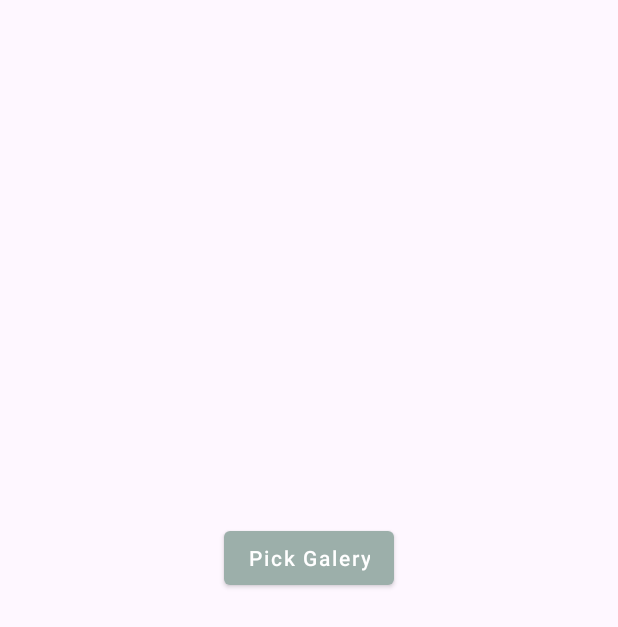
After one commit to dimdimasdim/Training-Android-Action-Bar-Multimedia, an Android app: the GalleryActivity screen opened directly, with no data from a screen before it, on a phone screen of 412 x 824 dp. The commit adds this screen. Shown: the top 627 px of the screen. Run offline under Robolectric (Android 15) with nearby library versions, the phone set to English and light mode, and no system bars; pictures from the network do not load.

Commit message:
feat: create logic for pick image from gallery

```diff
--- /dev/null
+++ b/app/src/main/java/com/dimas/actionbarmultimedia/screen/GalleryActivity.kt
@@ -0,0 +1,69 @@
+package com.dimas.actionbarmultimedia.screen
+
+import android.Manifest
+import android.net.Uri
+import android.os.Bundle
+import android.util.Log
+import android.widget.Toast
+import androidx.activity.result.PickVisualMediaRequest
+import androidx.activity.result.contract.ActivityResultContracts
+import androidx.activity.result.contract.ActivityResultContracts.*
+import androidx.activity.result.contract.ActivityResultContracts.PickVisualMedia.ImageOnly
+import androidx.appcompat.app.AppCompatActivity
+import com.dimas.actionbarmultimedia.databinding.ActivityGaleryBinding
+import com.dimas.actionbarmultimedia.utils.getFile
+
+
+class GalleryActivity : AppCompatActivity() {
+
+    private lateinit var binding: ActivityGaleryBinding
+
+    var pickMedia = registerForActivityResult<PickVisualMediaRequest, Uri>(
+        PickVisualMedia()
+    ) { uri: Uri? ->
+        if (uri != null) {
+            setTempFile(uri)
+        } else {
+            Log.d("PhotoPicker", "No media selected")
+        }
+    }
+
+    private val mPermissionStorageRead = registerForActivityResult<String, Boolean>(
+        RequestPermission()
+    ) { result: Boolean ->
+        if (result) {
+            doImagePickFromGallery()
+        } else {
+            Toast.makeText(this, "Enable Permission", Toast.LENGTH_SHORT).show()
+        }
+    }
+
+    private fun doImagePickFromGallery() {
+        pickMedia.launch(
+            PickVisualMediaRequest.Builder()
+                .setMediaType(ImageOnly)
+                .build()
+        )
+    }
+
+    override fun onCreate(savedInstanceState: Bundle?) {
+        super.onCreate(savedInstanceState)
+        binding = ActivityGaleryBinding.inflate(layoutInflater)
+        setContentView(binding.root)
+        initializeListener()
+    }
+
+    private fun initializeListener() {
+        binding.buttonPick.setOnClickListener {
+            mPermissionStorageRead.launch(Manifest.permission.READ_EXTERNAL_STORAGE)
+        }
+    }
+
+    private fun setTempFile(uri: Uri) {
+        val file = getFile(this, uri)
+        if (file?.exists() == true) {
+            binding.imageDisplay.setImageURI(uri)
+            Toast.makeText(this, "Ulalala", Toast.LENGTH_SHORT).show()
+        }
+    }
+}
--- /dev/null
+++ b/app/src/main/res/layout/activity_galery.xml
@@ -0,0 +1,33 @@
+<?xml version="1.0" encoding="utf-8"?>
+<androidx.constraintlayout.widget.ConstraintLayout xmlns:android="http://schemas.android.com/apk/res/android"
+    xmlns:app="http://schemas.android.com/apk/res-auto"
+    xmlns:tools="http://schemas.android.com/tools"
+    android:layout_width="match_parent"
+    android:layout_height="match_parent"
+    tools:context=".screen.GalleryActivity">
+
+
+    <ImageView
+        android:id="@+id/imageDisplay"
+        android:layout_width="0dp"
+        android:layout_height="300dp"
+        android:adjustViewBounds="true"
+        android:layout_marginTop="32dp"
+        app:layout_constraintTop_toTopOf="parent"
+        app:layout_constraintStart_toStartOf="parent"
+        app:layout_constraintEnd_toEndOf="parent"
+        app:layout_constraintDimensionRatio="1:1"/>
+
+    <Button
+        android:id="@+id/buttonPick"
+        android:layout_width="wrap_content"
+        android:layout_height="wrap_content"
+        app:layout_constraintTop_toBottomOf="@id/imageDisplay"
+        app:layout_constraintStart_toStartOf="parent"
+        app:layout_constraintEnd_toEndOf="parent"
+        android:layout_margin="16dp"
+        android:text="@string/label_pick_gallery"
+        android:textAllCaps="false"
+        style="@style/Widget.MaterialComponents.Button"/>
+
+</androidx.constraintlayout.widget.ConstraintLayout>
--- a/app/src/main/res/values/strings.xml
+++ b/app/src/main/res/values/strings.xml
@@ -8,5 +8,7 @@
     <string name="label_play">Play</string>
     <string name="label_pause">Pause</string>
     <string name="label_open_music_page">Open Music Page</string>
+    <string name="label_open_Gallery_page">Open Gallery Page</string>
     <string name="label_open_video_page">Open Video Page</string>
+    <string name="label_pick_gallery">Pick Galery</string>
 </resources>
```
Also changed, not shown: app/src/main/AndroidManifest.xml (+37 -1 lines), app/src/main/java/com/dimas/actionbarmultimedia/MainActivity.kt (+9 -0 lines), app/src/main/java/com/dimas/actionbarmultimedia/utils/FileUtils.kt (added, +57 -0 lines), app/src/main/res/layout/activity_main.xml (+9 -1 lines), app/src/main/res/xml/provider_paths.xml (added, +12 -0 lines).
